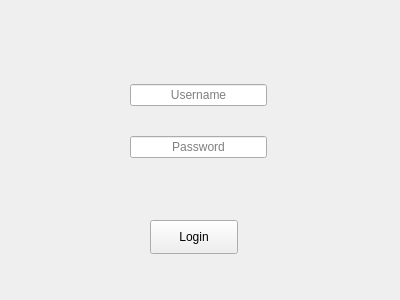
This is PSIArchiver/login.ui in paulscherrerinstitute/scicat-qt as Qt 5 draws it before an edit. The edited form follows.
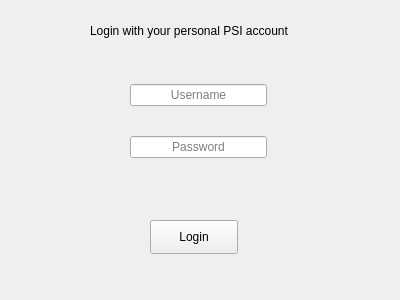
This is the edited form.

Diff of the .ui file:
```diff
--- a/PSIArchiver/login.ui
+++ b/PSIArchiver/login.ui
@@ -26,7 +26,7 @@
     <string>Login</string>
    </property>
   </widget>
-  <widget class="QWidget" name="">
+  <widget class="QWidget" name="layoutWidget">
    <property name="geometry">
     <rect>
      <x>130</x>
@@ -61,6 +61,19 @@
     </item>
    </layout>
   </widget>
+  <widget class="QLabel" name="label">
+   <property name="geometry">
+    <rect>
+     <x>90</x>
+     <y>20</y>
+     <width>241</width>
+     <height>21</height>
+    </rect>
+   </property>
+   <property name="text">
+    <string>Login with your personal PSI account</string>
+   </property>
+  </widget>
  </widget>
  <resources/>
  <connections/>
```
